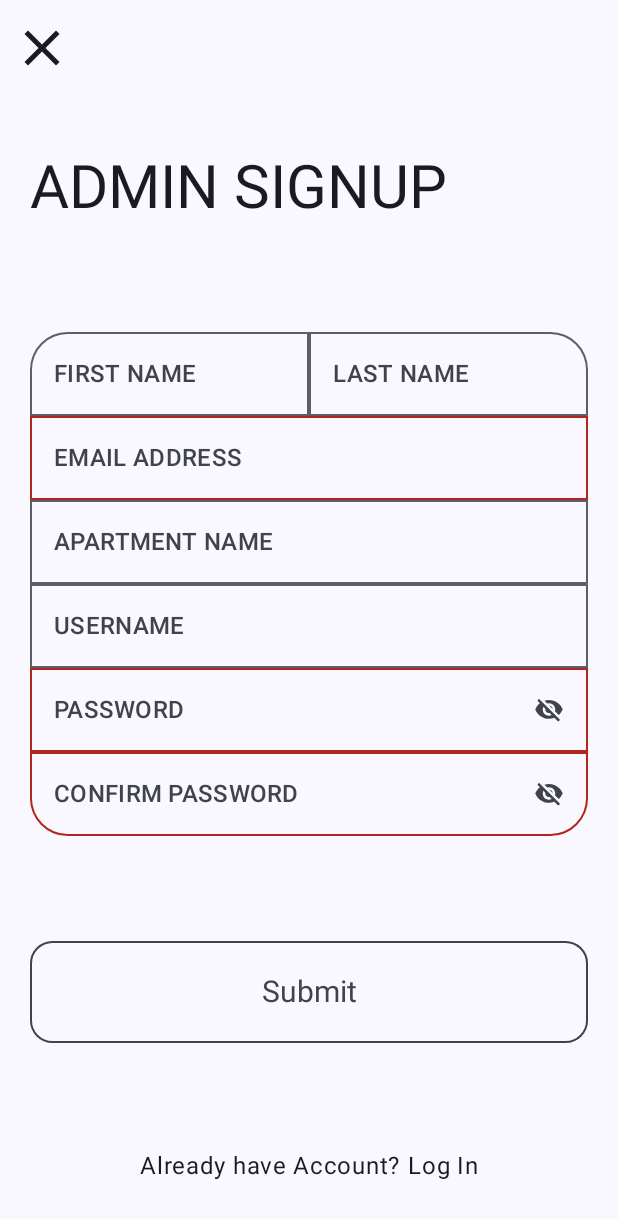
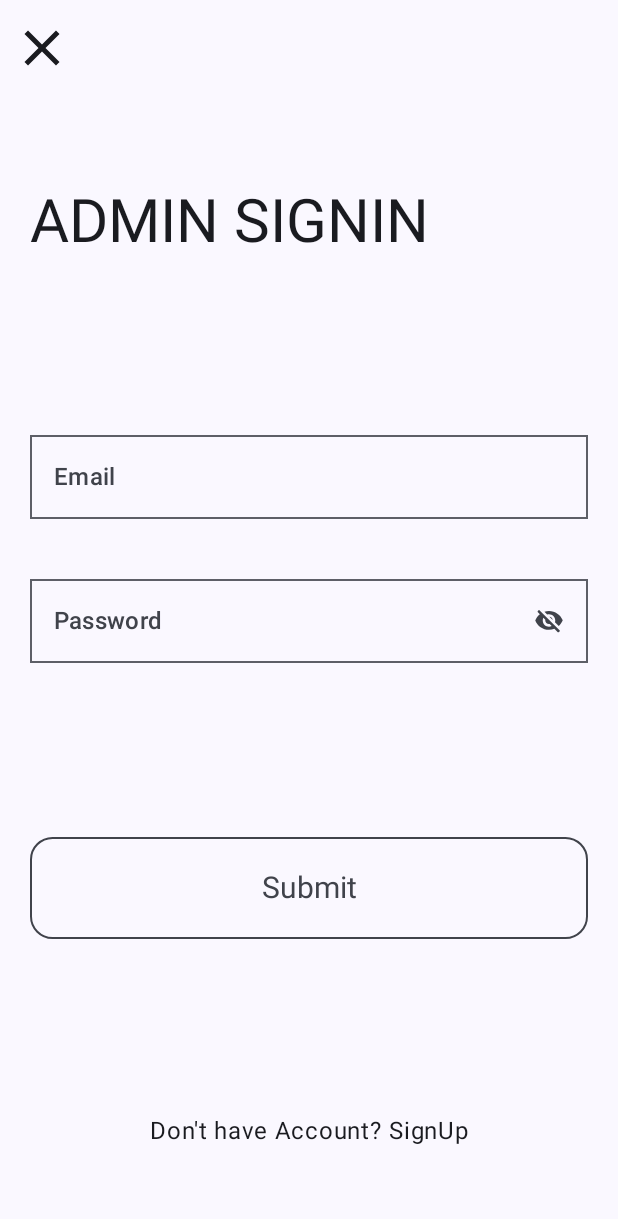
Before and after one commit to Bhargav200004/ApartmentSecurity, an Android app built with Jetpack Compose: the screen it shows after launch (MainActivity), on a phone screen of 412 x 824 dp. Shown: the top 1219 px of the screen. Run offline under Robolectric (Android 15) with nearby library versions, the phone set to English and light mode, and no system bars; our stand-ins replace Dagger/Hilt's generated code; 2 statements that could not run were skipped.

Commit message:
Compose components

```diff
--- a/app/src/main/java/com/example/apartmentsecurity/MainActivity.kt
+++ b/app/src/main/java/com/example/apartmentsecurity/MainActivity.kt
@@ -15,7 +15,7 @@ import androidx.compose.material3.SnackbarResult
 import androidx.compose.runtime.remember
 import androidx.compose.runtime.rememberCoroutineScope
 import androidx.compose.ui.Modifier
-import com.example.apartmentsecurity.ui.authentication.adminauthentication.adminsignup.AdminSignup
+import com.example.apartmentsecurity.ui.authentication.adminauthentication.adminsignin.AdminSignin
 import com.example.apartmentsecurity.ui.theme.ApartmentSecurityTheme
 import com.example.apartmentsecurity.util.ObserverAsEvents
 import com.example.apartmentsecurity.util.SnackBarController
@@ -63,7 +63,7 @@ class MainActivity : ComponentActivity() {
                             .fillMaxSize()
                             .padding(paddingValues = innerPadding)
                     ) {
-                        AdminSignup()
+                        AdminSignin()
                     }
                 }
             }
--- /dev/null
+++ b/app/src/main/java/com/example/apartmentsecurity/ui/authentication/adminauthentication/adminsignin/AdminSignin.kt
@@ -0,0 +1,86 @@
+package com.example.apartmentsecurity.ui.authentication.adminauthentication.adminsignin
+
+import androidx.compose.foundation.layout.Arrangement
+import androidx.compose.foundation.layout.Column
+import androidx.compose.foundation.layout.Spacer
+import androidx.compose.foundation.layout.fillMaxSize
+import androidx.compose.foundation.layout.fillMaxWidth
+import androidx.compose.foundation.layout.height
+import androidx.compose.foundation.layout.padding
+import androidx.compose.material3.Scaffold
+import androidx.compose.runtime.Composable
+import androidx.compose.ui.Modifier
+import androidx.compose.ui.graphics.RectangleShape
+import androidx.compose.ui.text.input.ImeAction
+import androidx.compose.ui.unit.dp
+import androidx.compose.ui.unit.sp
+import com.example.apartmentsecurity.ui.authentication.component.AppTopBar
+import com.example.apartmentsecurity.ui.authentication.component.PasswordSection
+import com.example.apartmentsecurity.ui.authentication.component.SingleInputSection
+import com.example.apartmentsecurity.ui.authentication.component.SubmitButton
+import com.example.apartmentsecurity.ui.authentication.component.TextClickable
+import com.example.apartmentsecurity.ui.authentication.component.TopTitleSignUp
+
+@Composable
+fun AdminSignin() {
+    Scaffold(
+        topBar = {
+            AppTopBar(
+                onBackClick = {}
+            )
+        }
+    ) { paddingValues ->
+        Column(
+            modifier = Modifier
+                .fillMaxSize()
+                .padding(paddingValues)
+                .padding(horizontal = 20.dp),
+            verticalArrangement = Arrangement.SpaceAround,
+        ) {
+
+            TopTitleSignUp(
+                text = "ADMIN SIGNIN", size = 40.sp
+            )
+
+
+            AdminSignInForm()
+
+            SubmitButton(
+                onSubmitClick = {}
+            )
+
+            TextClickable(
+                supportingText = "Don't have Account? ",
+                clickableText = "SignUp"
+            )
+
+        }
+    }
+
+}
+
+@Composable
+private fun AdminSignInForm() {
+    Column {
+        SingleInputSection(
+            modifier = Modifier.fillMaxWidth(),
+            value = "",
+            onValueChange = { },
+            supportingText = "Email",
+            shape = RectangleShape,
+            isError = false
+        )
+        Spacer(modifier = Modifier.height(40.dp))
+        PasswordSection(
+            modifier = Modifier.fillMaxWidth(),
+            value = "",
+            isVisible = false,
+            onValueChange = {},
+            onEyeButtonClick = {},
+            supportingText = "Password",
+            shape = RectangleShape,
+            next = ImeAction.Done,
+            isError = false
+        )
+    }
+}
--- a/app/src/main/java/com/example/apartmentsecurity/ui/authentication/adminauthentication/adminsignup/AdminSignup.kt
+++ b/app/src/main/java/com/example/apartmentsecurity/ui/authentication/adminauthentication/adminsignup/AdminSignup.kt
@@ -1,7 +1,5 @@
 package com.example.apartmentsecurity.ui.authentication.adminauthentication.adminsignup
 
-import androidx.compose.animation.AnimatedVisibility
-import androidx.compose.foundation.BorderStroke
 import androidx.compose.foundation.clickable
 import androidx.compose.foundation.interaction.MutableInteractionSource
 import androidx.compose.foundation.isSystemInDarkTheme
@@ -11,24 +9,13 @@ import androidx.compose.foundation.layout.Row
 import androidx.compose.foundation.layout.fillMaxSize
 import androidx.compose.foundation.layout.fillMaxWidth
 import androidx.compose.foundation.layout.padding
-import androidx.compose.foundation.layout.size
 import androidx.compose.foundation.shape.RoundedCornerShape
 import androidx.compose.foundation.text.KeyboardOptions
-import androidx.compose.material.icons.Icons
-import androidx.compose.material.icons.filled.Close
-import androidx.compose.material.icons.rounded.Visibility
-import androidx.compose.material.icons.rounded.VisibilityOff
-import androidx.compose.material3.Button
-import androidx.compose.material3.ButtonDefaults
 import androidx.compose.material3.CircularProgressIndicator
-import androidx.compose.material3.ExperimentalMaterial3Api
-import androidx.compose.material3.Icon
-import androidx.compose.material3.IconButton
 import androidx.compose.material3.MaterialTheme
 import androidx.compose.material3.OutlinedTextField
 import androidx.compose.material3.Scaffold
 import androidx.compose.material3.Text
-import androidx.compose.material3.TopAppBar
 import androidx.compose.runtime.Composable
 import androidx.compose.runtime.LaunchedEffect
 import androidx.compose.runtime.getValue
@@ -37,17 +24,20 @@ import androidx.compose.ui.Alignment
 import androidx.compose.ui.Modifier
 import androidx.compose.ui.draw.drawBehind
 import androidx.compose.ui.geometry.Offset
-import androidx.compose.ui.graphics.Color
 import androidx.compose.ui.graphics.RectangleShape
 import androidx.compose.ui.graphics.Shape
 import androidx.compose.ui.text.input.ImeAction
-import androidx.compose.ui.text.input.PasswordVisualTransformation
-import androidx.compose.ui.text.input.VisualTransformation
-import androidx.compose.ui.unit.TextUnit
 import androidx.compose.ui.unit.dp
 import androidx.compose.ui.unit.sp
 import androidx.hilt.navigation.compose.hiltViewModel
 import androidx.lifecycle.compose.collectAsStateWithLifecycle
+import com.example.apartmentsecurity.ui.authentication.component.AppTopBar
+import com.example.apartmentsecurity.ui.authentication.component.InputText
+import com.example.apartmentsecurity.ui.authentication.component.PasswordSection
+import com.example.apartmentsecurity.ui.authentication.component.SingleInputSection
+import com.example.apartmentsecurity.ui.authentication.component.SubmitButton
+import com.example.apartmentsecurity.ui.authentication.component.TextClickable
+import com.example.apartmentsecurity.ui.authentication.component.TopTitleSignUp
 import com.example.apartmentsecurity.ui.theme.onTertiaryContainerDark
 import com.example.apartmentsecurity.ui.theme.onTertiaryContainerLight
 import kotlin.reflect.KFunction1
@@ -55,9 +45,11 @@ import kotlin.reflect.KFunction1
 @Composable
 fun AdminSignup() {
     Scaffold(
-        topBar = {AdminSignUpTopBar(
-            onBackClick = {}
-        )}
+        topBar = {
+            AppTopBar(
+                onBackClick = {}
+            )
+        }
     ) { paddingValues ->
 
         val viewModel: AdminSignupViewModel = hiltViewModel()
@@ -77,10 +69,10 @@ fun AdminSignup() {
                 .padding(horizontal = 20.dp),
             verticalArrangement = Arrangement.SpaceAround,
         ) {
-            if (uiState.circularProgressionBarShow){
+            if (uiState.circularProgressionBarShow) {
                 CircularProgressIndicator(modifier = Modifier.align(Alignment.CenterHorizontally))
-            }else{
-                TopTitleAdminSignUp(
+            } else {
+                TopTitleSignUp(
                     text = "ADMIN SIGNUP", size = 40.sp
                 )
 
@@ -90,83 +82,22 @@ fun AdminSignup() {
                 )
 
                 SubmitButton(
-                    onSubmitClick = viewModel::onEvent
+                    onSubmitClick = { viewModel.onEvent(AdminSignupEvent.OnSubmitClick) }
                 )
-                TextClickable()
+                TextClickable(
+                    supportingText = "Already have Account? ",
+                    clickableText = "Log In"
+                )
             }
         }
     }
 }
 
-@OptIn(ExperimentalMaterial3Api::class)
-@Composable
-fun AdminSignUpTopBar(
-    onBackClick: () -> Unit
-) {
-    TopAppBar(
-        title = {},
-        navigationIcon = {
-            IconButton(onClick = onBackClick) {
-                Icon(
-                    modifier = Modifier.size(50.dp),
-                    imageVector = Icons.Default.Close,
-                    contentDescription = null
-                )
-            }
-        }
-    )
-}
+
+
 
 @Composable
-fun SubmitButton(
-    onSubmitClick: KFunction1<AdminSignupEvent, Unit>
-) {
-    Button(
-        modifier = Modifier.fillMaxWidth(),
-        onClick = { onSubmitClick(AdminSignupEvent.OnSubmitClick) },
-        border = BorderStroke(1.dp, color = ButtonDefaults.outlinedButtonColors().contentColor),
-        shape = RoundedCornerShape(15.dp),
-        colors = ButtonDefaults.buttonColors(
-            containerColor = Color.Transparent,
-            contentColor = ButtonDefaults.outlinedButtonColors().contentColor
-        )
-    ) {
-        TopTitleAdminSignUp(text = "Submit", size = 20.sp)
-    }
-}
-
-@Composable
-fun TextClickable() {
-    Row(
-        modifier = Modifier.fillMaxWidth(), horizontalArrangement = Arrangement.Center
-    ) {
-        val darkThemeOrNot = isSystemInDarkTheme()
-        Text(text = "Already have Account? ")
-        Text(
-            modifier = Modifier
-                .drawBehind {
-                    drawLine(
-                        color = if (!darkThemeOrNot) onTertiaryContainerLight else onTertiaryContainerDark,
-                        start = Offset(x = 0f, y = size.height * 0.8f),
-                        end = Offset(x = size.width, y = size.height * 0.8f),
-                        strokeWidth = 2.dp.toPx()
-                    )
-                }
-                .clickable(
-                    interactionSource = remember { MutableInteractionSource() },
-                    indication = null,
-                ) {
-
-                },
-            text = "Log In",
-
-            )
-    }
-
-}
-
-@Composable
-fun SignupFormSection(
+private fun SignupFormSection(
     state: AdminSignupData,
     onEvent: KFunction1<AdminSignupEvent, Unit>
 ) {
@@ -176,14 +107,14 @@ fun SignupFormSection(
             firstName = state.firstName,
             lastName = state.lastName,
             onFirstNameChange = onEvent,
-            onLastNameChange =onEvent,
+            onLastNameChange = onEvent,
             supportingText1 = "FIRST NAME",
             supportingText2 = "LAST NAME"
         )
         SingleInputSection(
             modifier = Modifier.fillMaxWidth(),
             value = state.email,
-            onValueChange = {onEvent(AdminSignupEvent.OnEmailChange(it))},
+            onValueChange = { onEvent(AdminSignupEvent.OnEmailChange(it)) },
             supportingText = "EMAIL ADDRESS",
             isError = state.emailError
 
@@ -191,31 +122,31 @@ fun SignupFormSection(
         SingleInputSection(
             modifier = Modifier.fillMaxWidth(),
             value = state.apartmentName,
-            onValueChange = {onEvent(AdminSignupEvent.OnApartmentNameChange(it))},
+            onValueChange = { onEvent(AdminSignupEvent.OnApartmentNameChange(it)) },
             supportingText = "APARTMENT NAME"
         )
         SingleInputSection(
             modifier = Modifier.fillMaxWidth(),
             value = state.userName,
-            onValueChange = {onEvent(AdminSignupEvent.OnUserNameChange(it))},
+            onValueChange = { onEvent(AdminSignupEvent.OnUserNameChange(it)) },
             supportingText = "USERNAME"
         )
         PasswordSection(
             value = state.password,
             isVisible = state.isPasswordVisible,
             onValueChange = { onEvent(AdminSignupEvent.OnPasswordChange(it)) },
-            onEyeButtonClick = { onEvent(AdminSignupEvent.OnPasswordVisibilityChange(it))},
+            onEyeButtonClick = { onEvent(AdminSignupEvent.OnPasswordVisibilityChange(it)) },
             supportingText = "PASSWORD",
             next = ImeAction.Next,
             isError = state.passwordError
         )
         PasswordSection(
-            value = state.confirmPassword ,
+            value = state.confirmPassword,
             isVisible = state.isConfirmPasswordVisible,
-            onValueChange = { onEvent(AdminSignupEvent.OnConfirmPasswordChange(it))},
-            onEyeButtonClick = {onEvent(AdminSignupEvent.OnConfirmPasswordVisibilityChange(it))},
+            onValueChange = { onEvent(AdminSignupEvent.OnConfirmPasswordChange(it)) },
+            onEyeButtonClick = { onEvent(AdminSignupEvent.OnConfirmPasswordVisibilityChange(it)) },
             supportingText = "CONFIRM PASSWORD",
-            shape = RoundedCornerShape(bottomStart = 25.dp , bottomEnd = 25.dp),
+            shape = RoundedCornerShape(bottomStart = 25.dp, bottomEnd = 25.dp),
             next = ImeAction.Done,
             isError = state.passwordError
         )
@@ -223,65 +154,6 @@ fun SignupFormSection(
 
 }
 
-
-@Composable
-fun PasswordSection(
-    modifier : Modifier = Modifier,
-    value: String,
-    isVisible: Boolean,
-    onValueChange: (String) -> Unit,
-    onEyeButtonClick: (Boolean) -> Unit,
-    supportingText: String,
-    shape: Shape = RectangleShape,
-    next: ImeAction,
-    isError : Boolean
-    ) {
-
-    OutlinedTextField(
-        modifier = modifier.fillMaxWidth(),
-        value = value,
-        onValueChange = { onValueChange(it) },
-        shape = shape ,
-        placeholder = { Text(text = supportingText, style = MaterialTheme.typography.titleMedium) },
-        maxLines = 1,
-        visualTransformation = if (!isVisible) PasswordVisualTransformation(mask = '*') else VisualTransformation.None,
-        suffix = {
-            IconButton(
-                modifier = Modifier
-                    .size(20.dp),
-                onClick = { onEyeButtonClick(isVisible) }
-            ) {
-                Icon(
-                    imageVector = if (isVisible)Icons.Rounded.Visibility else Icons.Rounded.VisibilityOff,
-                    contentDescription = null
-                )
-            }
-        },
-        keyboardOptions = KeyboardOptions(
-            imeAction = next
-        ),
-        isError = isError
-    )
-}
-
-@Composable
-fun SingleInputSection(
-    modifier: Modifier = Modifier,
-    value : String,
-    onValueChange: (String) -> Unit,
-    supportingText: String,
-    shape: Shape = RectangleShape,
-    isError: Boolean = false
-) {
-    InputText(
-        modifier = modifier,
-        value = value,
-        onValueChange = { onValueChange(it) },
-        supportingText = supportingText,
-        shape = shape,
-        isError = isError
-    )
-}
 
 @Composable
 fun TwoInputSection(
@@ -312,35 +184,3 @@ fun TwoInputSection(
         )
     }
 }
-
-
-@Composable
-fun InputText(
-    modifier: Modifier = Modifier,
-    value : String,
-    onValueChange : (String) -> Unit,
-    supportingText: String,
-    shape: Shape = RectangleShape,
-    isError: Boolean = false,
-) {
-    OutlinedTextField(modifier = modifier,
-        value = value,
-        onValueChange = { onValueChange(it) },
-        shape = shape,
-        placeholder = { Text(text = supportingText, style = MaterialTheme.typography.titleMedium) },
-        maxLines = 1,
-        keyboardOptions = KeyboardOptions(
-            imeAction = ImeAction.Next
-        ),
-        isError = isError
-    )
-
-}
-@Composable
-fun TopTitleAdminSignUp(
-    text: String, size: TextUnit
-) {
-    Text(
-        text = text, style = MaterialTheme.typography.displayMedium.copy(fontSize = size)
-    )
-}
--- a/app/src/main/java/com/example/apartmentsecurity/ui/authentication/adminauthentication/adminsignup/AdminSignupViewModel.kt
+++ b/app/src/main/java/com/example/apartmentsecurity/ui/authentication/adminauthentication/adminsignup/AdminSignupViewModel.kt
@@ -32,7 +32,6 @@ class AdminSignupViewModel @Inject constructor(
         started = SharingStarted.WhileSubscribed(stopTimeoutMillis = 5000),
         initialValue = AdminSignupData()
     )
-
 
 
     fun onEvent(event: AdminSignupEvent) {
--- /dev/null
+++ b/app/src/main/java/com/example/apartmentsecurity/ui/authentication/component/AppTopBar.kt
@@ -0,0 +1,31 @@
+package com.example.apartmentsecurity.ui.authentication.component
+
+import androidx.compose.foundation.layout.size
+import androidx.compose.material.icons.Icons
+import androidx.compose.material.icons.filled.Close
+import androidx.compose.material3.ExperimentalMaterial3Api
+import androidx.compose.material3.Icon
+import androidx.compose.material3.IconButton
+import androidx.compose.material3.TopAppBar
+import androidx.compose.runtime.Composable
+import androidx.compose.ui.Modifier
+import androidx.compose.ui.unit.dp
+
+@OptIn(ExperimentalMaterial3Api::class)
+@Composable
+fun AppTopBar(
+    onBackClick: () -> Unit
+) {
+    TopAppBar(
+        title = {},
+        navigationIcon = {
+            IconButton(onClick = onBackClick) {
+                Icon(
+                    modifier = Modifier.size(50.dp),
+                    imageVector = Icons.Default.Close,
+                    contentDescription = null
+                )
+            }
+        }
+    )
+}
--- /dev/null
+++ b/app/src/main/java/com/example/apartmentsecurity/ui/authentication/component/InputText.kt
@@ -0,0 +1,34 @@
+package com.example.apartmentsecurity.ui.authentication.component
+
+import androidx.compose.foundation.text.KeyboardOptions
+import androidx.compose.material3.MaterialTheme
+import androidx.compose.material3.OutlinedTextField
+import androidx.compose.material3.Text
+import androidx.compose.runtime.Composable
+import androidx.compose.ui.Modifier
+import androidx.compose.ui.graphics.RectangleShape
+import androidx.compose.ui.graphics.Shape
+import androidx.compose.ui.text.input.ImeAction
+
+@Composable
+fun InputText(
+    modifier: Modifier = Modifier,
+    value: String,
+    onValueChange: (String) -> Unit,
+    supportingText: String,
+    shape: Shape = RectangleShape,
+    isError: Boolean = false,
+) {
+    OutlinedTextField(
+        modifier = modifier,
+        value = value,
+        onValueChange = { onValueChange(it) },
+        shape = shape,
+        placeholder = { Text(text = supportingText, style = MaterialTheme.typography.titleMedium) },
+        maxLines = 1,
+        keyboardOptions = KeyboardOptions(
+            imeAction = ImeAction.Next
+        ),
+        isError = isError
+    )
+}
--- /dev/null
+++ b/app/src/main/java/com/example/apartmentsecurity/ui/authentication/component/PasswordSection.kt
@@ -0,0 +1,61 @@
+package com.example.apartmentsecurity.ui.authentication.component
+
+import androidx.compose.foundation.layout.fillMaxWidth
+import androidx.compose.foundation.layout.size
+import androidx.compose.foundation.text.KeyboardOptions
+import androidx.compose.material.icons.Icons
+import androidx.compose.material.icons.rounded.Visibility
+import androidx.compose.material.icons.rounded.VisibilityOff
+import androidx.compose.material3.Icon
+import androidx.compose.material3.IconButton
+import androidx.compose.material3.MaterialTheme
+import androidx.compose.material3.OutlinedTextField
+import androidx.compose.material3.Text
+import androidx.compose.runtime.Composable
+import androidx.compose.ui.Modifier
+import androidx.compose.ui.graphics.RectangleShape
+import androidx.compose.ui.graphics.Shape
+import androidx.compose.ui.text.input.ImeAction
+import androidx.compose.ui.text.input.PasswordVisualTransformation
+import androidx.compose.ui.text.input.VisualTransformation
+import androidx.compose.ui.unit.dp
+
+@Composable
+fun PasswordSection(
+    modifier : Modifier = Modifier,
+    value: String,
+    isVisible: Boolean,
+    onValueChange: (String) -> Unit,
+    onEyeButtonClick: (Boolean) -> Unit,
+    supportingText: String,
+    shape: Shape = RectangleShape,
+    next: ImeAction,
+    isError : Boolean
+) {
+
+    OutlinedTextField(
+        modifier = modifier.fillMaxWidth(),
+        value = value,
+        onValueChange = { onValueChange(it) },
+        shape = shape ,
+        placeholder = { Text(text = supportingText, style = MaterialTheme.typography.titleMedium) },
+        maxLines = 1,
+        visualTransformation = if (!isVisible) PasswordVisualTransformation(mask = '*') else VisualTransformation.None,
+        suffix = {
+            IconButton(
+                modifier = Modifier
+                    .size(20.dp),
+                onClick = { onEyeButtonClick(isVisible) }
+            ) {
+                Icon(
+                    imageVector = if (isVisible) Icons.Rounded.Visibility else Icons.Rounded.VisibilityOff,
+                    contentDescription = null
+                )
+            }
+        },
+        keyboardOptions = KeyboardOptions(
+            imeAction = next
+        ),
+        isError = isError
+    )
+}
--- /dev/null
+++ b/app/src/main/java/com/example/apartmentsecurity/ui/authentication/component/SingleInputSection.kt
@@ -0,0 +1,26 @@
+package com.example.apartmentsecurity.ui.authentication.component
+
+import androidx.compose.runtime.Composable
+import androidx.compose.ui.Modifier
+import androidx.compose.ui.graphics.RectangleShape
+import androidx.compose.ui.graphics.Shape
+import com.example.apartmentsecurity.ui.authentication.adminauthentication.adminsignup.InputText
+
+@Composable
+fun SingleInputSection(
+    modifier: Modifier = Modifier,
+    value : String,
+    onValueChange: (String) -> Unit,
+    supportingText: String,
+    shape: Shape = RectangleShape,
+    isError: Boolean = false
+) {
+    InputText(
+        modifier = modifier,
+        value = value,
+        onValueChange = { onValueChange(it) },
+        supportingText = supportingText,
+        shape = shape,
+        isError = isError
+    )
+}
--- /dev/null
+++ b/app/src/main/java/com/example/apartmentsecurity/ui/authentication/component/SubmitButton.kt
@@ -0,0 +1,30 @@
+package com.example.apartmentsecurity.ui.authentication.component
+
+import androidx.compose.foundation.BorderStroke
+import androidx.compose.foundation.layout.fillMaxWidth
+import androidx.compose.foundation.shape.RoundedCornerShape
+import androidx.compose.material3.Button
+import androidx.compose.material3.ButtonDefaults
+import androidx.compose.runtime.Composable
+import androidx.compose.ui.Modifier
+import androidx.compose.ui.graphics.Color
+import androidx.compose.ui.unit.dp
+import androidx.compose.ui.unit.sp
+
+@Composable
+fun SubmitButton(
+    onSubmitClick: () -> Unit
+) {
+    Button(
+        modifier = Modifier.fillMaxWidth(),
+        onClick = onSubmitClick,
+        border = BorderStroke(1.dp, color = ButtonDefaults.outlinedButtonColors().contentColor),
+        shape = RoundedCornerShape(15.dp),
+        colors = ButtonDefaults.buttonColors(
+            containerColor = Color.Transparent,
+            contentColor = ButtonDefaults.outlinedButtonColors().contentColor
+        )
+    ) {
+        TopTitleSignUp(text = "Submit", size = 20.sp)
+    }
+}
--- /dev/null
+++ b/app/src/main/java/com/example/apartmentsecurity/ui/authentication/component/TextClickable.kt
@@ -0,0 +1,50 @@
+package com.example.apartmentsecurity.ui.authentication.component
+
+import androidx.compose.foundation.clickable
+import androidx.compose.foundation.interaction.MutableInteractionSource
+import androidx.compose.foundation.isSystemInDarkTheme
+import androidx.compose.foundation.layout.Arrangement
+import androidx.compose.foundation.layout.Row
+import androidx.compose.foundation.layout.fillMaxWidth
+import androidx.compose.material3.Text
+import androidx.compose.runtime.Composable
+import androidx.compose.runtime.remember
+import androidx.compose.ui.Modifier
+import androidx.compose.ui.draw.drawBehind
+import androidx.compose.ui.geometry.Offset
+import androidx.compose.ui.unit.dp
+import com.example.apartmentsecurity.ui.theme.onTertiaryContainerDark
+import com.example.apartmentsecurity.ui.theme.onTertiaryContainerLight
+
+@Composable
+fun TextClickable(
+    supportingText: String,
+    clickableText: String
+) {
+    Row(
+        modifier = Modifier.fillMaxWidth(), horizontalArrangement = Arrangement.Center
+    ) {
+        val darkThemeOrNot = isSystemInDarkTheme()
+        Text(text = supportingText)
+        Text(
+            modifier = Modifier
+                .drawBehind {
+                    drawLine(
+                        color = if (!darkThemeOrNot) onTertiaryContainerLight else onTertiaryContainerDark,
+                        start = Offset(x = 0f, y = size.height * 0.8f),
+                        end = Offset(x = size.width, y = size.height * 0.8f),
+                        strokeWidth = 2.dp.toPx()
+                    )
+                }
+                .clickable(
+                    interactionSource = remember { MutableInteractionSource() },
+                    indication = null,
+                ) {
+
+                },
+            text = clickableText,
+
+            )
+    }
+
+}
--- /dev/null
+++ b/app/src/main/java/com/example/apartmentsecurity/ui/authentication/component/TopTitleSignUp.kt
@@ -0,0 +1,15 @@
+package com.example.apartmentsecurity.ui.authentication.component
+
+import androidx.compose.material3.MaterialTheme
+import androidx.compose.material3.Text
+import androidx.compose.runtime.Composable
+import androidx.compose.ui.unit.TextUnit
+
+@Composable
+fun TopTitleSignUp(
+    text: String, size: TextUnit
+) {
+    Text(
+        text = text, style = MaterialTheme.typography.displayMedium.copy(fontSize = size)
+    )
+}
```
